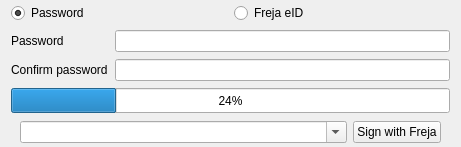
Before: the Qt Designer form BlockSettleUILib/WalletKeyWidget.ui in BlockSettle/terminal, drawn with Qt 5.
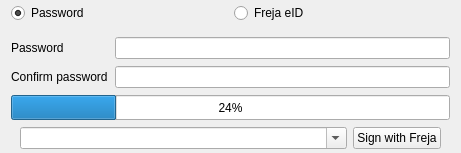
After: the same form once the commit is applied.

What changed in the file:
```diff
--- a/BlockSettleUILib/WalletKeyWidget.ui
+++ b/BlockSettleUILib/WalletKeyWidget.ui
@@ -7,7 +7,7 @@
     <x>0</x>
     <y>0</y>
     <width>461</width>
-    <height>147</height>
+    <height>153</height>
    </rect>
   </property>
   <property name="sizePolicy">
@@ -34,6 +34,9 @@
      <property name="spacing">
       <number>7</number>
      </property>
+     <property name="bottomMargin">
+      <number>7</number>
+     </property>
      <item>
       <widget class="QRadioButton" name="radioButtonPassword">
        <property name="text">
```
